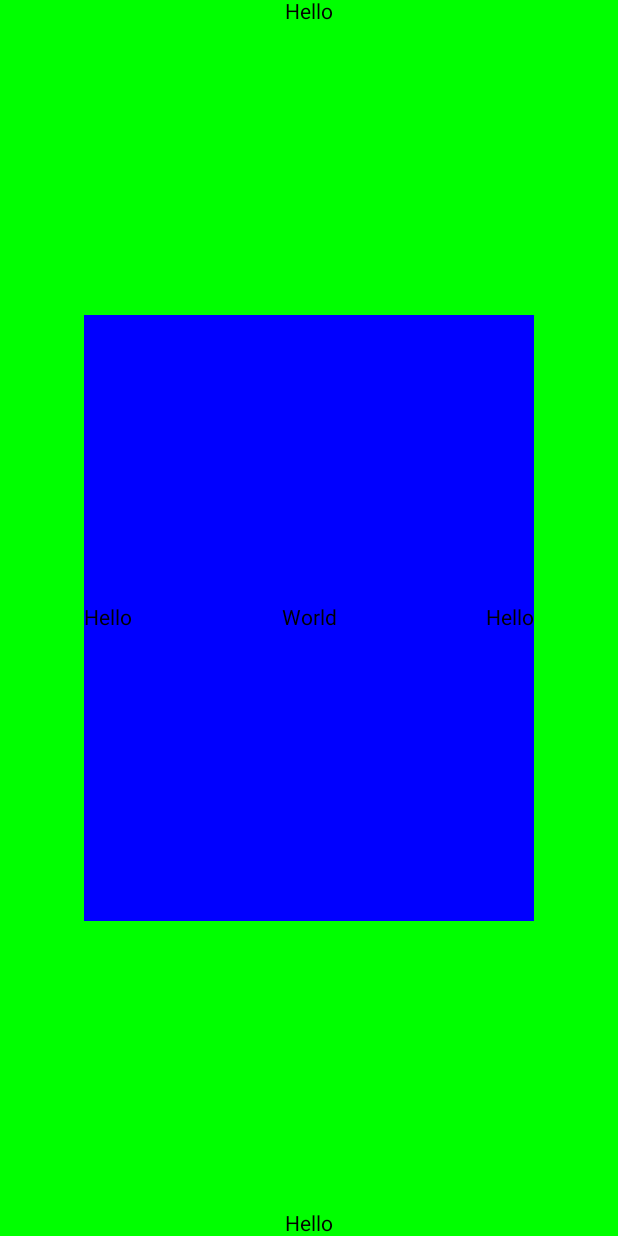
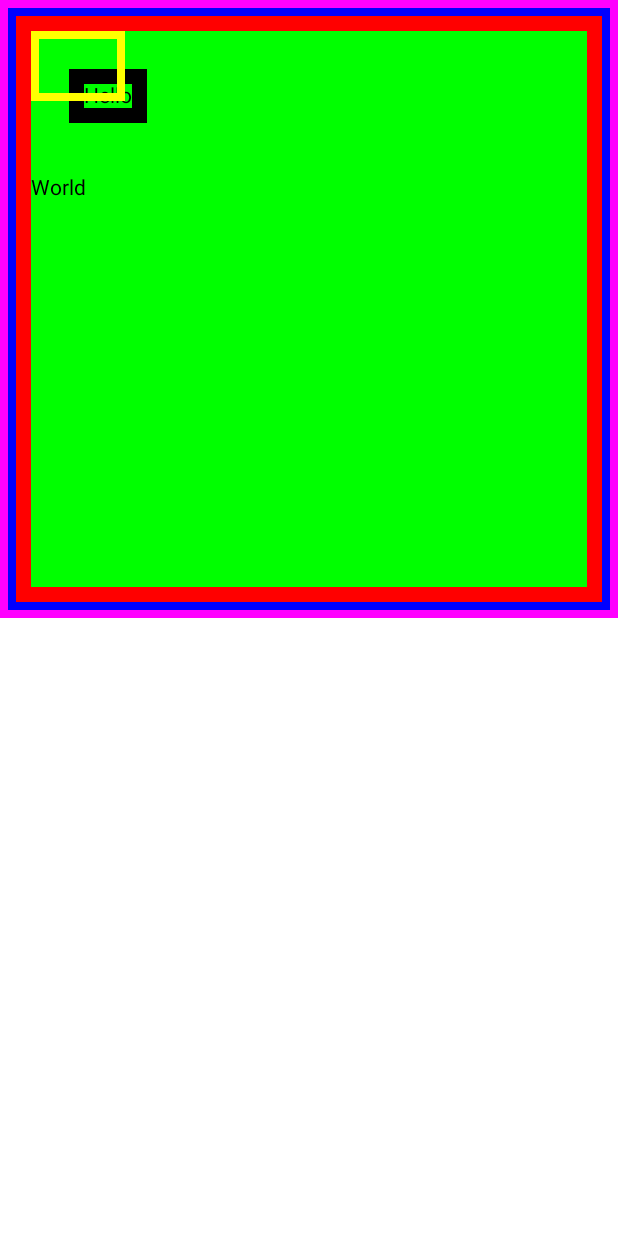
Before and after one commit to amary21/new-compose-android, an Android app built with Jetpack Compose: the screen it shows after launch (MainActivity), on a phone screen of 412 x 824 dp. Run offline under Robolectric (Android 15) with nearby library versions, the phone set to English and light mode, and no system bars.

Commit message:
feat: custom modifier

```diff
--- a/app/src/main/java/com/example/newcompose/MainActivity.kt
+++ b/app/src/main/java/com/example/newcompose/MainActivity.kt
@@ -4,10 +4,10 @@ import android.os.Bundle
 import androidx.activity.ComponentActivity
 import androidx.activity.compose.setContent
 import androidx.compose.foundation.background
+import androidx.compose.foundation.border
 import androidx.compose.foundation.layout.*
 import androidx.compose.material.Text
 import androidx.compose.runtime.Composable
-import androidx.compose.ui.Alignment
 import androidx.compose.ui.Modifier
 import androidx.compose.ui.graphics.Color
 import androidx.compose.ui.tooling.preview.Preview
@@ -25,37 +25,27 @@ class MainActivity : ComponentActivity() {
 
 @Composable
 fun CreateView(){
-    ColumnView()
-}
-
-@Composable
-fun ColumnView() {
     Column(
         modifier = Modifier
-            .fillMaxSize()
-            .background(Color.Green),
-        horizontalAlignment = Alignment.CenterHorizontally,
-        verticalArrangement = Arrangement.SpaceBetween
+            .background(Color.Green)
+            .fillMaxHeight(0.5f)
+            .fillMaxWidth()
+            .border(5.dp, Color.Magenta)
+            .padding(5.dp)
+            .border(5.dp, Color.Blue)
+            .padding(5.dp)
+            .border(10.dp, Color.Red)
+            .padding(10.dp)
     ) {
-        Text(text = "Hello")
-        RowView()
-        Text(text = "Hello")
-    }
-}
-
-@Composable
-fun RowView() {
-    Row(
-        modifier = Modifier
-            .width(300.dp)
-            .fillMaxHeight(0.5f)
-            .background(Color.Blue),
-        horizontalArrangement = Arrangement.SpaceBetween,
-        verticalAlignment = Alignment.CenterVertically
-    ) {
-        Text(text = "Hello")
+        Text(text = "Hello", modifier = Modifier
+            .border(5.dp, Color.Yellow)
+            .padding(5.dp)
+            .offset(20.dp, 20.dp)
+            .border(10.dp, Color.Black)
+            .padding(10.dp)
+        )
+        Spacer(modifier = Modifier.height(50.dp))
         Text(text = "World")
-        Text(text = "Hello")
     }
 }
 
```
